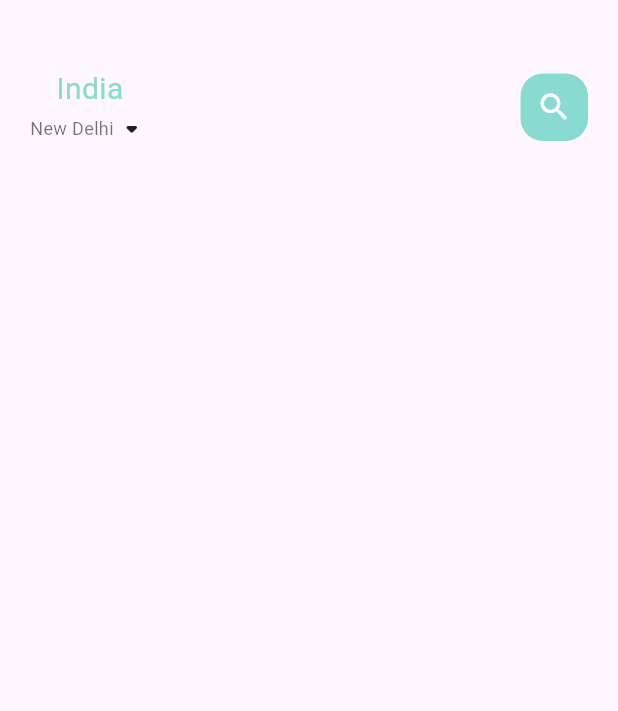
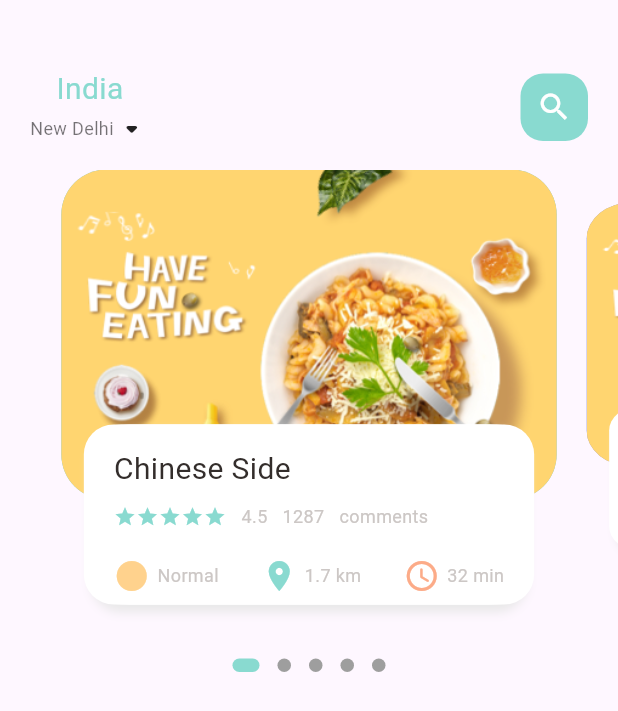
Before and after one commit to Anushkatech5/food_delivery, a Flutter app: the screen it shows after launch, on a phone screen of 412 x 824 dp. Shown: the top 711 px of the screen. Run offline on Flutter 3.47's test engine with Material 3 defaults, Android fonts, the phone set to English and light mode, and no system bars; drawn by our look-alikes of dots_indicator.

Commit message:
Your commit message

```diff
--- a/lib/home/food_age_body.dart
+++ /dev/null
@@ -1,15 +0,0 @@
-import 'package:flutter/cupertino.dart';
-
-class FoodAgeBody extends StatefulWidget {
-  const FoodAgeBody({super.key});
-
-  @override
-  State<FoodAgeBody> createState() => _FoodAgeBodyState();
-}
-
-class _FoodAgeBodyState extends State<FoodAgeBody> {
-  @override
-  Widget build(BuildContext context) {
-    return const Placeholder();
-  }
-}
--- /dev/null
+++ b/lib/home/food_page_body.dart
@@ -0,0 +1,192 @@
+import 'package:dots_indicator/dots_indicator.dart';
+import 'package:flutter/cupertino.dart';
+import 'package:flutter/material.dart';
+import 'package:flutter/rendering.dart';
+import 'package:flutter/widgets.dart';
+import 'package:food_delivery/utils/colors.dart';
+import 'package:food_delivery/widgets/big_text.dart';
+import 'package:food_delivery/widgets/icon_and_text_widget.dart';
+import 'package:food_delivery/widgets/small_text.dart';
+
+class FoodPageBody extends StatefulWidget {
+  const FoodPageBody({super.key});
+
+  @override
+  State<FoodPageBody> createState() => _FoodPageBodyState();
+}
+
+class _FoodPageBodyState extends State<FoodPageBody> {
+  PageController pageController = PageController(viewportFraction: 0.85);
+  var _currentPageValue = 0.0;
+  double _scaleFactor = 0.8;
+  double _height = 220;
+
+  @override
+  void initState() {
+    super.initState();
+    pageController.addListener(() {
+      setState(() {
+        _currentPageValue = pageController.page!;
+      });
+    });
+  }
+
+  @override
+  void dispose() {
+    pageController.dispose();
+    super.dispose();
+  }
+
+  @override
+  Widget build(BuildContext context) {
+    return Column(
+      children: [
+        Container(
+          height: 320,
+          child: PageView.builder(
+            controller: pageController,
+            itemCount: 5,
+            itemBuilder: (context, position) {
+              return _buildPageItem(position);
+            },
+          ),
+        ),
+        DotsIndicator(
+          dotsCount: 5,
+          position: _currentPageValue,
+          decorator: DotsDecorator(
+            activeColor: AppColors.mainColor,
+            size: const Size.square(9.0),
+            activeSize: const Size(18.0, 9.0),
+            activeShape: RoundedRectangleBorder(
+              borderRadius: BorderRadius.circular(5.0),
+            ),
+          ),
+        ),
+      ],
+    );
+  }
+
+  Widget _buildPageItem(int index) {
+    Matrix4 matrix = new Matrix4.identity();
+    if (index == _currentPageValue.floor()) {
+      var currScale = 1 - (_currentPageValue - index) * (1 - _scaleFactor);
+      var currTrans = _height * (1 - currScale) / 2;
+      matrix = Matrix4.diagonal3Values(1, currScale, 1)
+        ..setTranslationRaw(0, currTrans, 0);
+    } else if (index == _currentPageValue.floor() + 1) {
+      var currScale = _scaleFactor + (_currentPageValue - index + 1) * (1 - _scaleFactor);
+      var currTrans = _height * (1 - currScale) / 2;
+      matrix = Matrix4.diagonal3Values(1, currScale, 1)
+        ..setTranslationRaw(0, currTrans, 0);
+    } else if (index == _currentPageValue.floor() - 1) {
+      var currScale = 1 - (_currentPageValue - index) * (1 - _scaleFactor);
+      var currTrans = _height * (1 - currScale) / 2;
+      matrix = Matrix4.diagonal3Values(1, currScale, 1)
+        ..setTranslationRaw(0, currTrans, 0);
+    } else {
+      var currScale = 0.8;
+      matrix = Matrix4.diagonal3Values(1, currScale, 1)
+        ..setTranslationRaw(0, _height * (1 - _scaleFactor) / 2, 1);
+    }
+
+    return Transform(
+      transform: matrix,
+      child: Stack(
+        children: [
+          Container(
+            height: 220,
+            margin: EdgeInsets.only(left: 10, right: 10),
+            decoration: BoxDecoration(
+              borderRadius: BorderRadius.circular(30),
+              color: index.isEven ? Color(0xFF69c5df) : Color(0xFF9294cc),
+              image: DecorationImage(
+                fit: BoxFit.cover,
+                image: AssetImage("assets/image/food0.png"),
+              ),
+            ),
+          ),
+          Align(
+            alignment: Alignment.bottomCenter,
+            child: Container(
+              height: 120,
+              margin: EdgeInsets.only(left: 30, right: 30, bottom: 30),
+              decoration: BoxDecoration(
+                borderRadius: BorderRadius.circular(20),
+                color: Colors.white,
+                boxShadow: [
+                  BoxShadow(
+                    color: Color(0xFFe8e8e8),
+                    blurRadius: 5.0,
+                    offset: Offset(0, 5),
+                  ),
+                  BoxShadow(
+                    color: Colors.white,
+                    offset: Offset(-5, 0),
+                  ),
+                  BoxShadow(
+                    color: Colors.white,
+                    offset: Offset(5, 0),
+                  ),
+                ],
+              ),
+              child: Container(
+                padding: const EdgeInsets.only(top: 15, left: 15, right: 15),
+                child: Column(
+                  crossAxisAlignment: CrossAxisAlignment.start,
+                  children: [
+                    BigText(text: "Chinese Side"),
+                    const SizedBox(height: 10),
+                    Row(
+                      children: [
+                        Wrap(
+                          children: List.generate(
+                            5,
+                                (index) {
+                              return Icon(
+                                Icons.star,
+                                color: AppColors.mainColor,
+                                size: 15,
+                              );
+                            },
+                          ),
+                        ),
+                        const SizedBox(width: 10),
+                        SmallText(text: "4.5"),
+                        const SizedBox(width: 10),
+                        SmallText(text: "1287"),
+                        const SizedBox(width: 10),
+                        SmallText(text: "comments"),
+                      ],
+                    ),
+                    const SizedBox(height: 20),
+                    Row(
+                      mainAxisAlignment: MainAxisAlignment.spaceBetween,
+                      children: [
+                        IconAndTextWidget(
+                          icon: Icons.circle_sharp,
+                          text: "Normal",
+                          iconColor: AppColors.iconColor1,
+                        ),
+                        IconAndTextWidget(
+                          icon: Icons.location_on,
+                          text: "1.7 km",
+                          iconColor: AppColors.mainColor,
+                        ),
+                        IconAndTextWidget(
+                          icon: Icons.access_time_rounded,
+                          text: "32 min",
+                          iconColor: AppColors.iconColor2,
+                        ),
+                      ],
+                    ),
+                  ],
+                ),
+              ),
+            ),
+          ),
+        ],
+      ),
+    );
+  }
+}
--- a/lib/home/main_food_page.dart
+++ b/lib/home/main_food_page.dart
@@ -1,5 +1,6 @@
 import 'package:flutter/cupertino.dart';
 import 'package:flutter/material.dart';
+import 'package:food_delivery/home/food_page_body.dart';
 import 'package:food_delivery/utils/colors.dart';
 import 'package:food_delivery/widgets/big_text.dart';
 
@@ -9,15 +10,16 @@ class MainFoodPage extends StatefulWidget {
   const MainFoodPage({super.key});
 
   @override
-  State<MainFoodPage> createState() => _MainFoodState();
+  State<MainFoodPage> createState() => _MainFoodPageState();
 }
 
-class _MainFoodState extends State<MainFoodPage> {
+class _MainFoodPageState extends State<MainFoodPage> {
   @override
   Widget build(BuildContext context) {
     return Scaffold(
       body: Column(
         children: [
+          //showing the header
           Container(
 
             child: Container(
@@ -51,7 +53,9 @@ class _MainFoodState extends State<MainFoodPage> {
                 ],
               ),
             ),
-          )
+          ),
+          //showing the body
+          FoodPageBody(),
         ],
       )
     );
--- /dev/null
+++ b/lib/utils/dimensions.dart
@@ -0,0 +1,3 @@
+class Dimensions{
+
+}
--- /dev/null
+++ b/lib/widgets/icon_and_text_widget.dart
@@ -0,0 +1,24 @@
+import 'package:flutter/cupertino.dart';
+import 'package:food_delivery/widgets/small_text.dart';
+
+class IconAndTextWidget extends StatelessWidget {
+  final IconData icon;
+  final String text;
+  final Color iconColor;
+  const IconAndTextWidget({super.key,
+    required this.icon,
+    required this.text,
+    required this.iconColor
+  });
+
+  @override
+  Widget build(BuildContext context) {
+    return Row(
+      children: [
+        Icon(icon, color: iconColor,),
+        const SizedBox(width: 5,),
+        SmallText(text: text),
+      ],
+    );
+  }
+}
--- a/pubspec.yaml
+++ b/pubspec.yaml
@@ -30,6 +30,7 @@ dependencies:
   flutter:
     sdk: flutter
   get: ^4.1.4
+  dots_indicator: ^2.1.1
 
 
   # The following adds the Cupertino Icons font to your application.
```
Also changed, not shown: pubspec.lock.
